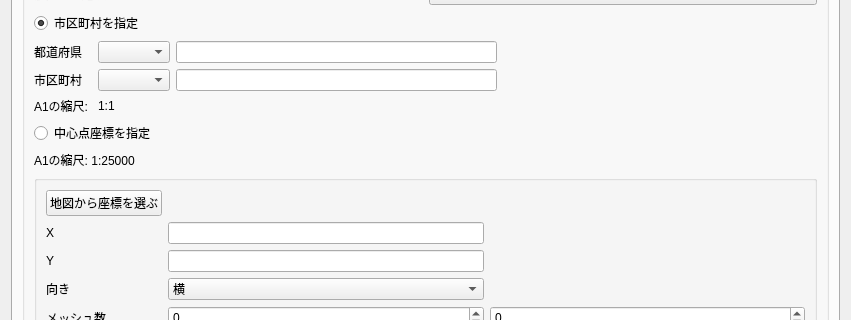
This is ui/main_window.ui in 0712kazu/HazardMapGame_tool as Qt 5 draws it before an edit; both pictures show x 0 to 851 and y 146 to 466 of the 851 by 843 pixel window. The edited form follows.
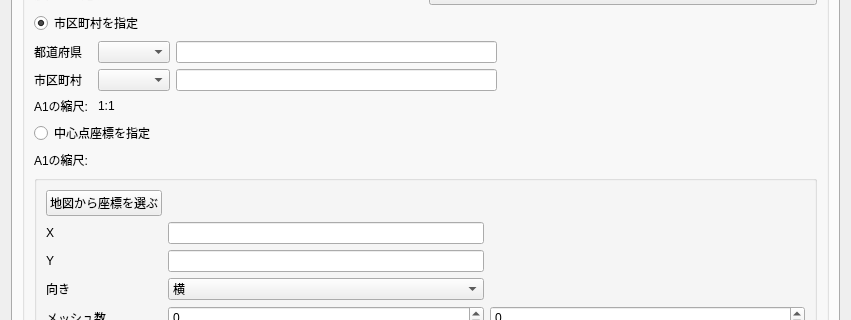
This is the edited form. The open tabs and pages were chosen to show the change. Custom widgets are drawn as their Qt base class.

Commit message: add scal widget

Patch:
```diff
--- a/ui/main_window.ui
+++ b/ui/main_window.ui
@@ -442,11 +442,41 @@
            </widget>
           </item>
           <item>
+          <layout class="QGridLayout" name="gridLayout_scalewidget">
+            <item row="0" column="0">
               <widget class="QLabel" name="label_scalepoint">
                <property name="text">
-                <string>A1の縮尺: 1:25000</string>
+                <string>A1の縮尺: </string>
                </property>
+               <property name="maximumSize">
+                <size>
+                    <width>60</width>
+                    <height>100</height>
+                </size>
+                </property>
               </widget>
+            </item>
+            <item row="0" column="1">
+                <widget class="QgsScaleWidget" name="a1_scale_widget">
+                <property name="showCurrentScaleButton">
+                    <bool>false</bool>
+                </property>
+                <property name="maximumSize">
+                <size>
+                    <width>100</width>
+                    <height>100</height>
+                </size>
+                </property>
+                </widget>
+            </item>
+            <item row="0" column="2">
+              <widget class="QLabel" name="label_scalepoint_blank_for_layout">
+               <property name="text">
+                <string> </string>
+               </property>
+              </widget>
+            </item>
+          </layout>
           </item>
           <item>
            <widget class="QGroupBox" name="groupBox_2">
```
